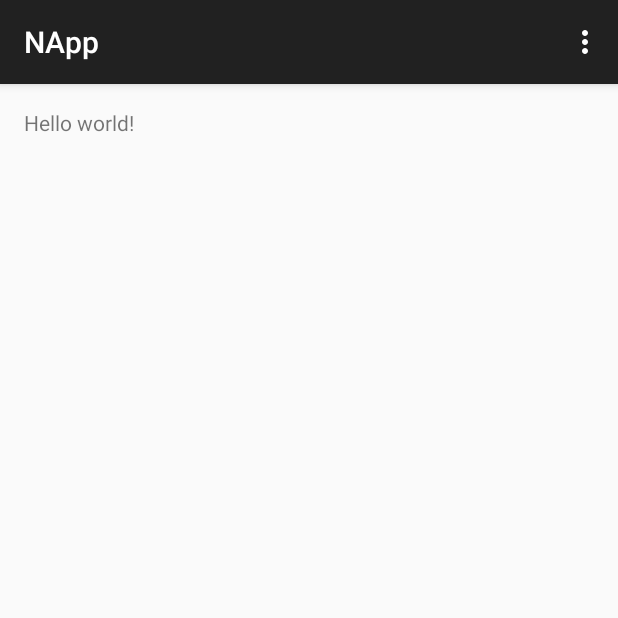
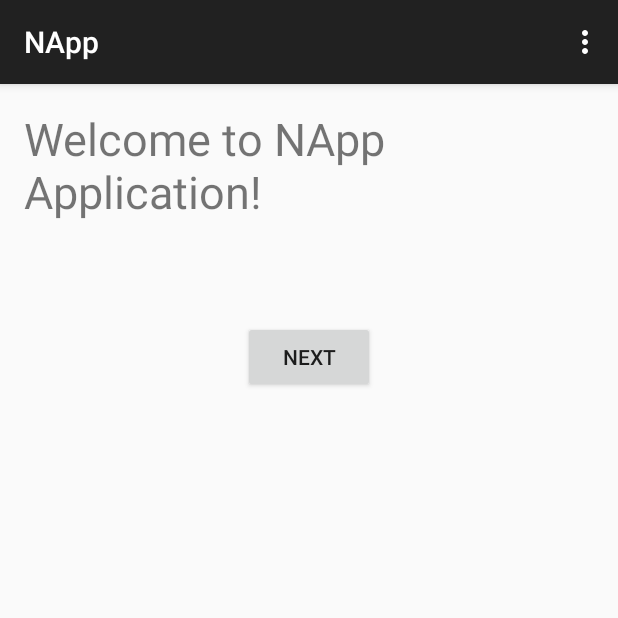
Before and after one commit to zeynab095/NApp, an Android app: the screen it shows after launch (MainActivity), on a phone screen of 412 x 824 dp, the top half of it. Run offline under Robolectric (Android 15) with nearby library versions, the phone set to English and light mode, and no system bars.

Commit message:
MainActivity

```diff
--- a/app/src/main/res/layout/activity_main.xml
+++ b/app/src/main/res/layout/activity_main.xml
@@ -1,11 +1,29 @@
 <RelativeLayout xmlns:android="http://schemas.android.com/apk/res/android"
-    xmlns:tools="http://schemas.android.com/tools" android:layout_width="match_parent"
-    android:layout_height="match_parent" android:paddingLeft="@dimen/activity_horizontal_margin"
+    xmlns:tools="http://schemas.android.com/tools"
+    android:layout_width="match_parent"
+    android:layout_height="match_parent"
+    android:orientation="vertical"
+    android:paddingBottom="@dimen/activity_vertical_margin"
+    android:paddingLeft="@dimen/activity_horizontal_margin"
     android:paddingRight="@dimen/activity_horizontal_margin"
     android:paddingTop="@dimen/activity_vertical_margin"
-    android:paddingBottom="@dimen/activity_vertical_margin" tools:context=".MainActivity">
+    tools:context=".MainActivity"
+    android:weightSum="1">
 
-    <TextView android:text="@string/hello_world" android:layout_width="wrap_content"
-        android:layout_height="wrap_content" />
+    <TextView
+        android:layout_width="wrap_content"
+        android:layout_height="wrap_content"
+        android:text="Welcome to NApp Application!"
+        android:textSize="30sp"
+        android:id="@+id/textView" />
 
+    <Button
+        android:id="@+id/button"
+        android:layout_width="wrap_content"
+        android:layout_height="wrap_content"
+        android:layout_below="@+id/textView"
+        android:layout_centerHorizontal="true"
+        android:layout_marginTop="66dp"
+        android:text="Next"
+        android:onClick="goToInputPage"/>
 </RelativeLayout>
```
